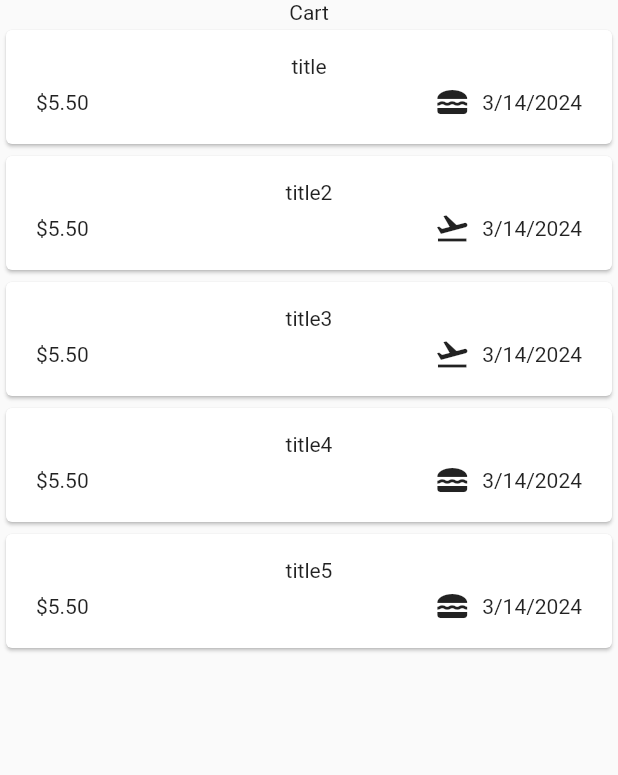
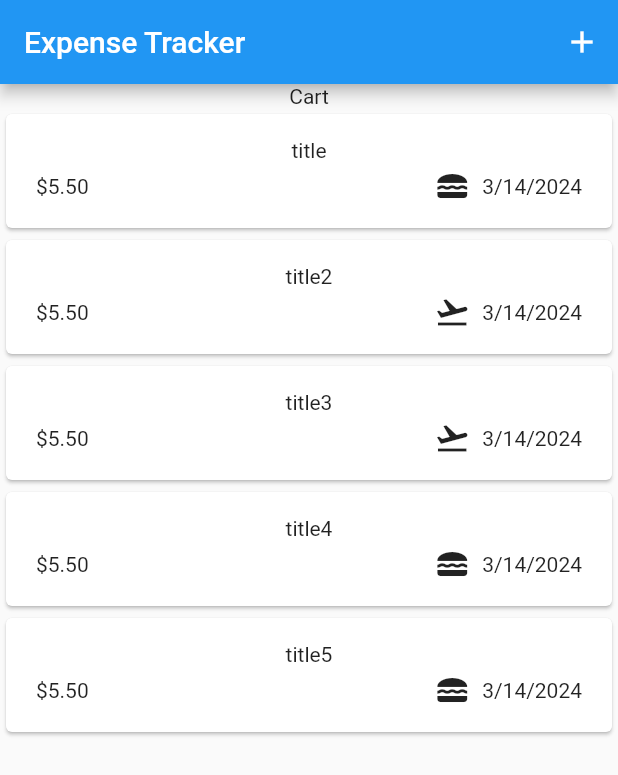
Before and after one commit to jayednahain/Expense-Tracker, a Flutter app: the screen it shows after launch, on a phone screen of 412 x 824 dp. Shown: the top 775 px of the screen. Run offline on Flutter 3.47's test engine with Material 2 defaults, Android fonts, the light colour scheme and no system bars.

Commit message:
105: complete adding app bar

```diff
--- a/lib/Expenses.dart
+++ b/lib/Expenses.dart
@@ -52,6 +52,15 @@ class _ExpensesState extends State<Expenses> {
   @override
   Widget build(BuildContext context) {
     return Scaffold(
+      appBar: AppBar(
+        // 105:
+        title: const Text("Expense Tracker"),
+        actions: [
+          IconButton(
+              onPressed: (){},
+              icon: Icon(Icons.add))
+        ],
+      ),
       body: Column(
         children:  [
           Text("Cart"),
```
